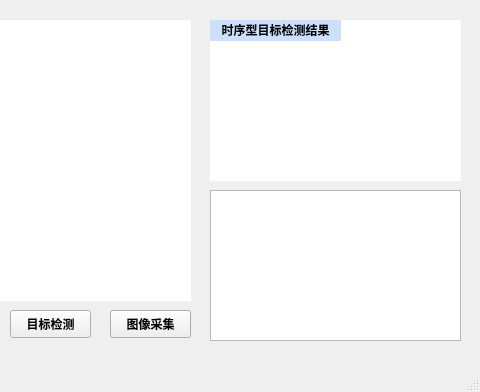
Qt form py_python/LWIR_NVIDIAui.ui (move233/NVIDIA_LWIR) before a commit; both pictures show x 210 to 690 and y 0 to 392 of the 690 by 392 pixel window.
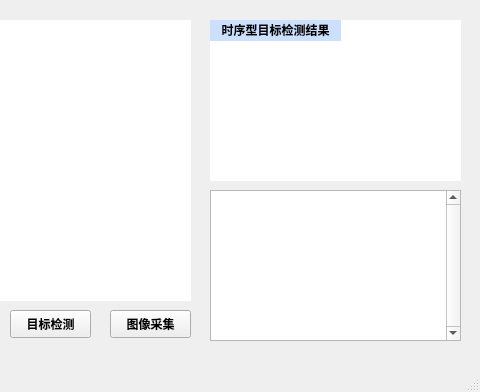
The same form after that commit. Icons and pictures are not drawn.

What changed in the file:
```diff
--- a/py_python/LWIR_NVIDIAui.ui
+++ b/py_python/LWIR_NVIDIAui.ui
@@ -53,6 +53,9 @@
       <bold>true</bold>
      </font>
     </property>
+    <property name="verticalScrollBarPolicy">
+     <enum>Qt::ScrollBarAlwaysOn</enum>
+    </property>
    </widget>
    <widget class="QLabel" name="video_base">
     <property name="geometry">
```
Left out of the diff: 14 changed lines with no effect on the pictures.
